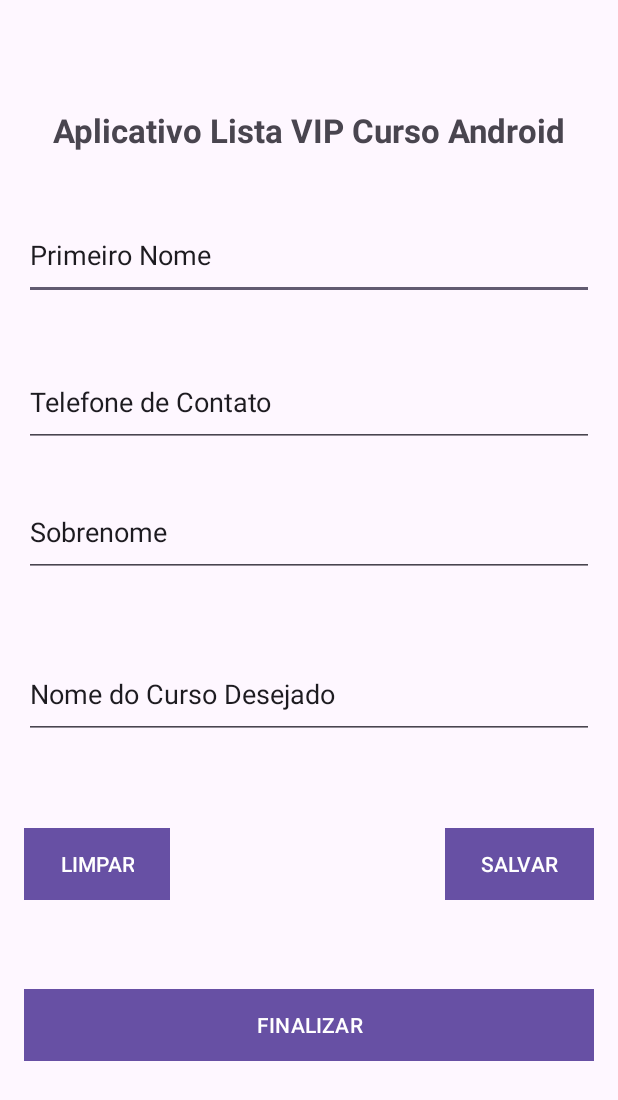
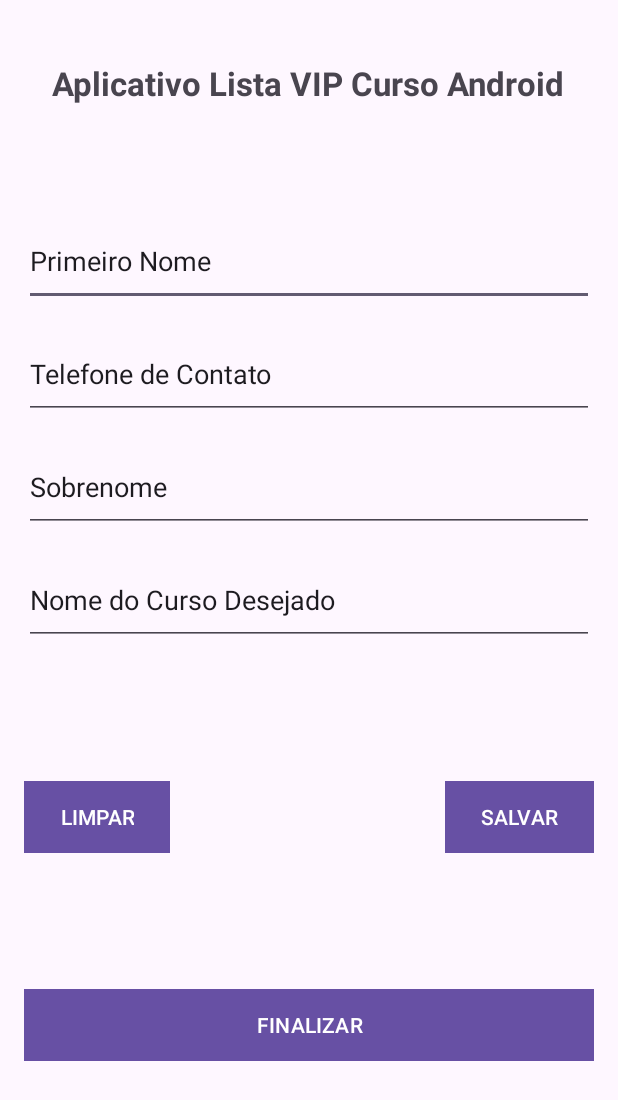
Before and after one commit to paulosvdd05/listaAndroid, an Android app: the screen it shows after launch (MainActivity), on a phone screen of 412 x 824 dp. Shown: the top 1100 px of the screen. Run offline under Robolectric (Android 15) with nearby library versions, the phone set to English and light mode, and no system bars.

Commit message:
Arrumando erros layout

```diff
--- a/app/src/main/res/layout/activity_main.xml
+++ b/app/src/main/res/layout/activity_main.xml
@@ -7,17 +7,20 @@
     tools:context=".MainActivity">
 
     <TextView
+
+
         android:id="@+id/textView"
         android:layout_width="wrap_content"
         android:layout_height="wrap_content"
-        android:text="Aplicativo Lista VIP Curso Android"
-        android:textSize="22dp"
+        android:text="@string/txtTitulo"
+        android:textSize="22sp"
         android:textStyle="bold"
         app:layout_constraintBottom_toBottomOf="parent"
         app:layout_constraintEnd_toEndOf="parent"
+        app:layout_constraintHorizontal_bias="0.492"
         app:layout_constraintStart_toStartOf="parent"
         app:layout_constraintTop_toTopOf="parent"
-        app:layout_constraintVertical_bias="0.091" />
+        app:layout_constraintVertical_bias="0.051" />
 
     <EditText
         android:id="@+id/inputNome"
@@ -26,11 +29,12 @@
         android:layout_margin="16dp"
         android:ems="10"
         android:inputType="text"
-        android:text="Primeiro Nome"
+        android:text="@string/primeiro_nome"
         app:layout_constraintBottom_toTopOf="@+id/inputSobrenome"
         app:layout_constraintEnd_toEndOf="parent"
         app:layout_constraintStart_toStartOf="parent"
-        app:layout_constraintTop_toBottomOf="@+id/textView" />
+        app:layout_constraintTop_toBottomOf="@+id/textView"
+        app:layout_constraintVertical_bias="1.0" />
 
     <EditText
         android:id="@+id/inputNomeCurso"
@@ -39,12 +43,12 @@
         android:layout_margin="16dp"
         android:ems="10"
         android:inputType="text"
-        android:text="Sobrenome"
+        android:text="@string/sobrenome"
         app:layout_constraintBottom_toTopOf="@+id/inputTelefone"
         app:layout_constraintEnd_toEndOf="parent"
         app:layout_constraintStart_toStartOf="parent"
         app:layout_constraintTop_toBottomOf="@+id/textView"
-        app:layout_constraintVertical_bias="0.865" />
+        app:layout_constraintVertical_bias="1.0" />
 
     <EditText
         android:id="@+id/inputTelefone"
@@ -53,11 +57,12 @@
         android:layout_margin="16dp"
         android:ems="10"
         android:inputType="text"
-        android:text="Nome do Curso Desejado"
+        android:text="@string/nome_do_curso_desejado"
         app:layout_constraintBottom_toBottomOf="parent"
         app:layout_constraintEnd_toEndOf="parent"
         app:layout_constraintStart_toStartOf="parent"
-        app:layout_constraintTop_toBottomOf="@+id/textView" />
+        app:layout_constraintTop_toBottomOf="@+id/textView"
+        app:layout_constraintVertical_bias="0.43" />
 
     <EditText
         android:id="@+id/inputSobrenome"
@@ -66,19 +71,19 @@
         android:layout_margin="16dp"
         android:ems="10"
         android:inputType="text"
-        android:text="Telefone de Contato"
+        android:text="@string/telefone_de_contato"
         app:layout_constraintBottom_toTopOf="@+id/inputNomeCurso"
         app:layout_constraintEnd_toEndOf="parent"
         app:layout_constraintStart_toStartOf="parent"
         app:layout_constraintTop_toBottomOf="@+id/textView"
-        app:layout_constraintVertical_bias="0.914" />
+        app:layout_constraintVertical_bias="1.0" />
 
     <Button
         android:id="@+id/btnLimpar"
         android:layout_width="wrap_content"
         android:layout_height="wrap_content"
         android:background="@color/corBotoes"
-        android:text="LIMPAR"
+        android:text="@string/limpar"
         app:layout_constraintBottom_toTopOf="@+id/btnLimpar3"
         app:layout_constraintEnd_toEndOf="parent"
         app:layout_constraintHorizontal_bias="0.051"
@@ -90,7 +95,7 @@
         android:layout_width="wrap_content"
         android:layout_height="wrap_content"
         android:background="@color/corBotoes"
-        android:text="SALVAR"
+        android:text="@string/salvar"
         app:layout_constraintBottom_toTopOf="@+id/btnLimpar3"
         app:layout_constraintEnd_toEndOf="parent"
         app:layout_constraintHorizontal_bias="0.948"
@@ -103,7 +108,7 @@
         android:layout_height="wrap_content"
         android:layout_margin="16dp"
         android:background="@color/corBotoes"
-        android:text="FINALIZAR"
+        android:text="@string/finalizar"
         app:layout_constraintBottom_toBottomOf="parent"
         app:layout_constraintEnd_toEndOf="parent"
         app:layout_constraintStart_toStartOf="parent"
--- a/app/src/main/res/values/colors.xml
+++ b/app/src/main/res/values/colors.xml
@@ -2,5 +2,5 @@
 <resources>
     <color name="black">#FF000000</color>
     <color name="white">#FFFFFFFF</color>
-    <color name="corBotoes">#2196F3</color>
+    <color name="corBotoes">#3F51B5</color>
 </resources>
--- a/app/src/main/res/values/strings.xml
+++ b/app/src/main/res/values/strings.xml
@@ -1,3 +1,11 @@
 <resources>
     <string name="app_name">AppListaCurso</string>
+    <string name="txtTitulo">Aplicativo Lista VIP Curso Android</string>
+    <string name="primeiro_nome">Primeiro Nome</string>
+    <string name="nome_do_curso_desejado">Nome do Curso Desejado</string>
+    <string name="sobrenome">Sobrenome</string>
+    <string name="telefone_de_contato">Telefone de Contato</string>
+    <string name="limpar">LIMPAR</string>
+    <string name="salvar">SALVAR</string>
+    <string name="finalizar">FINALIZAR</string>
 </resources>
```
